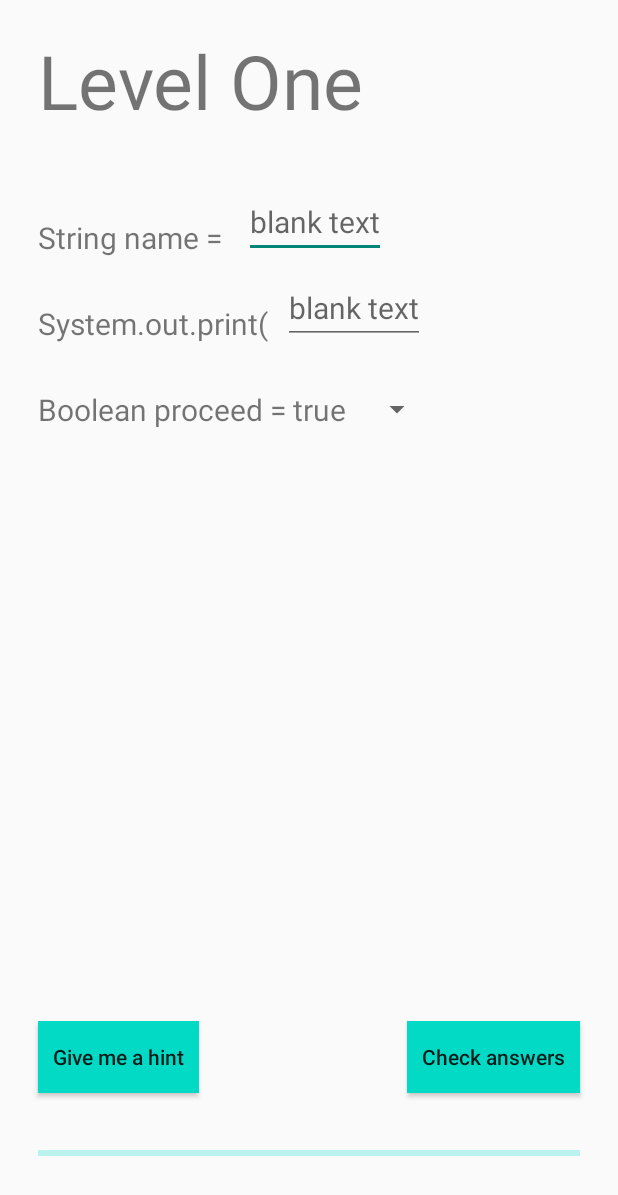
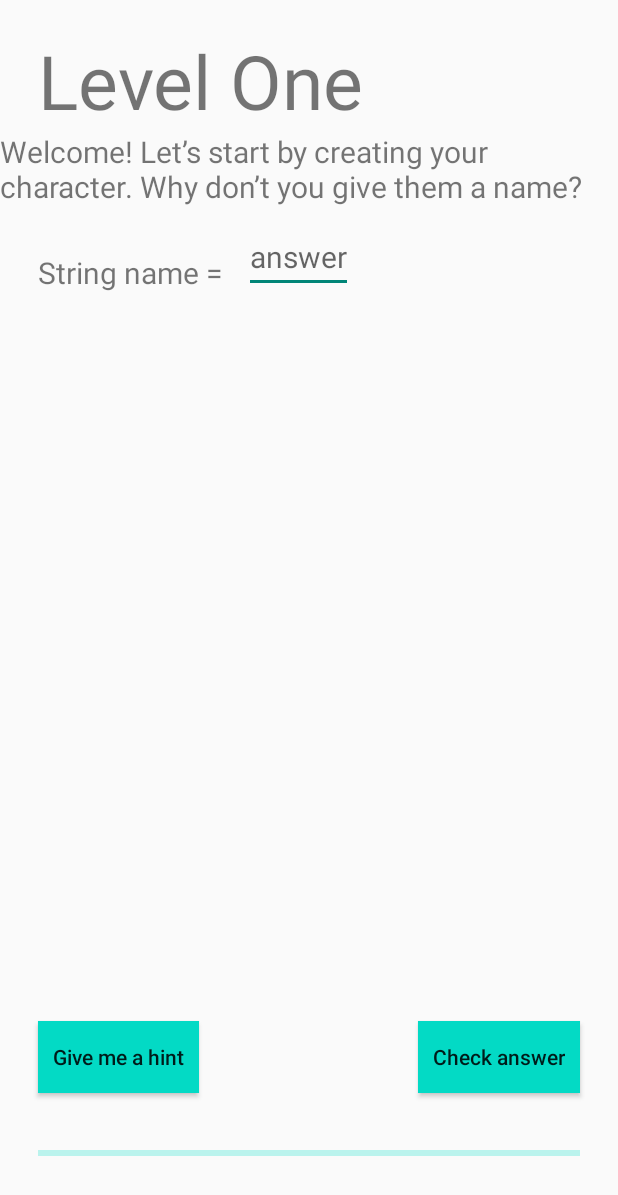
Before and after one commit to DerekMarshall855/CP470_Final_Project, an Android app: the fragment GameControlsFragment shown on its own in the app's theme, on a phone screen of 412 x 824 dp. Shown: the top 1195 px of the screen. Run offline under Robolectric (Android 15) with nearby library versions, the phone set to English and light mode, and no system bars.

Commit message:
A lot of progress on level fragment

```diff
--- a/app/src/main/java/com/example/cp470_final_project/GameControlsFragment.java
+++ b/app/src/main/java/com/example/cp470_final_project/GameControlsFragment.java
@@ -15,10 +15,13 @@ import android.widget.EditText;
 import android.widget.ProgressBar;
 import android.widget.Spinner;
 import android.widget.TextView;
+import android.widget.Toast;
 
 import com.google.android.material.snackbar.Snackbar;
 import org.json.JSONException;
 import org.json.JSONObject;
+
+import java.util.ArrayList;
 
 /**
  * A simple {@link Fragment} subclass.
@@ -35,13 +38,16 @@ public class GameControlsFragment extends Fragment {
     // TODO: Rename and change types of parameters
     private String mParam1;
     private String mParam2;
-    TextView levelName, gameText1, gameText2, gameText3;
+    TextView levelName, gameText1, gameText2, gameText3, promptText;
     EditText gameAns1, gameAns2;
     Spinner gameAns3;
     Button hintButton, submitButton;
     ProgressBar completion;
     String[] promptsList, gameTextsList, answersList, hintsList;
-    String prompts, gameTexts, answers, hints;
+    String prompts, gameTexts, answers, hints, entry;
+    JSONObject levelValues,promptValues,answerValues,hintValues;
+    ArrayList<String> aList, hList;
+    Toast toast;
 
     public GameControlsFragment() {
         // Required empty public constructor
@@ -88,6 +94,7 @@ public class GameControlsFragment extends Fragment {
 
         //Getting items
         levelName = view.findViewById(R.id.levelTitle);
+        promptText = view.findViewById(R.id.promptText);
         gameText1 = view.findViewById(R.id.gameText1);
         gameText2 = view.findViewById(R.id.gameText2);
         gameText3 = view.findViewById(R.id.gameText3);
@@ -111,17 +118,29 @@ public class GameControlsFragment extends Fragment {
         Log.i("Fragment", "Got lists");
 
         //Setting text for level
-        JSONObject levelValues;
+
         levelName.setText(R.string.level + level);
+        aList = new ArrayList<String>();
+        hList = new ArrayList<String>();
         try {
             levelValues = new JSONObject(gameTexts);
             gameText1.setText(levelValues.getString("1"));
             gameText2.setText(levelValues.getString("2"));
             gameText3.setText(levelValues.getString("3"));
+            promptValues = new JSONObject(prompts);
+            promptText.setText(promptValues.getString("1"));
+            answerValues = new JSONObject(answers);
+            aList.add(answerValues.getString("1"));
+            aList.add(answerValues.getString("2"));
+            aList.add(answerValues.getString("3"));
+            hintValues = new JSONObject(hints);
+            hList.add(hintValues.getString("1"));
+            hList.add(hintValues.getString("2"));
+            hList.add(hintValues.getString("3"));
         } catch (JSONException e) {
             e.printStackTrace();
         }
-
+        entry = "";
 
         //Listeners
         hintButton.setOnClickListener(new View.OnClickListener() {
@@ -135,7 +154,17 @@ public class GameControlsFragment extends Fragment {
             @Override
             public void onClick(View v) {
                 //if answers are right --> display congrats page/dialog/whatever, if not show toast to retry
-
+                toast = Toast.makeText(getActivity(), R.string.correct, Toast.LENGTH_LONG);
+                if(gameText2.getVisibility() != View.VISIBLE){
+                    entry = gameAns1.getText().toString();
+                    if (entry == aList.get(0) || aList.get(0) == " "){
+                        toast.show();
+                    } else {
+                        Log.i("Fragment", aList.get(0));
+                        toast = Toast.makeText(getActivity(), R.string.wrong, Toast.LENGTH_LONG);
+                        toast.show();
+                    }
+                }
             }//end onClick
 
         });//end listener
--- a/app/src/main/res/layout/fragment_game_controls.xml
+++ b/app/src/main/res/layout/fragment_game_controls.xml
@@ -56,7 +56,8 @@
         android:layout_marginStart="25dp"
         android:layout_marginTop="30dp"
         android:text="@string/hello_blank_fragment"
-        android:textSize="20sp" />
+        android:textSize="20sp"
+        android:visibility="invisible"/>
 
     <EditText
         android:id="@+id/enterText2"
@@ -70,7 +71,8 @@
         android:autofillHints="@string/hello_blank_fragment"
         android:hint="@string/hello_blank_fragment"
         android:inputType="text"
-        android:textSize="20sp" />
+        android:textSize="20sp"
+        android:visibility="invisible"/>
 
     <TextView
         android:id="@+id/gameText3"
@@ -80,7 +82,8 @@
         android:layout_marginStart="25dp"
         android:layout_marginTop="30dp"
         android:text="@string/hello_blank_fragment"
-        android:textSize="20sp" />
+        android:textSize="20sp"
+        android:visibility="invisible"/>
 
     <Spinner
         android:id="@+id/dropSelect1"
@@ -92,7 +95,8 @@
         android:layout_marginTop="30dp"
         android:layout_marginEnd="25dp"
         android:layout_toEndOf="@id/gameText3"
-        android:textSize="20sp" />
+        android:textSize="20sp"
+        android:visibility="invisible"/>
 
     <Button
         android:id="@+id/hintButton"
--- a/app/src/main/res/values/arrays.xml
+++ b/app/src/main/res/values/arrays.xml
@@ -11,7 +11,7 @@
     </string-array>
 
     <string-array name="promptList">
-        <item>{\"1\":\"Welcome! Let’s start by creating your character. Why don’t you give them a name?\", \"2\":"Now let’s show that name off by printing it to the screen!\", \"3\":\"Before we go any further, we should double check that everything’s okay. What’s wrong with this line?\"}</item>
+        <item>{\"1\":\"Welcome! Let’s start by creating your character. Why don’t you give them a name?\", \"2\":\"Now let’s show that name off by printing it to the screen!\", \"3\":\"Before we go any further, we should double check that everything’s okay. What’s wrong with this line?\"}</item>
         <item>{\"1\":\"\", \"2\":\"\", \"3\":\"\"}</item>
     </string-array>
 
--- a/app/src/main/res/values/strings.xml
+++ b/app/src/main/res/values/strings.xml
@@ -11,11 +11,13 @@
     <string name="Help">Help</string>
     <string name="level">Level</string>
     <string name="hint">Give me a hint</string>
-    <string name="submit">Check answers</string>
-    <string name="hello_blank_fragment">blank text</string>
+    <string name="submit">Check answer</string>
+    <string name="hello_blank_fragment">answer</string>
     <string name="controls">Controls</string>
     <string name="level_select">Level Select</string>
     <string name="level_1">Level One</string>
     <string name="level_2">Level Two</string>
     <string name="level_3">Level Three</string>
+    <string name="correct">That\'s right, good job!</string>
+    <string name="wrong">That\'s not quite right, try again.</string>
 </resources>
```
Also changed, not shown: 1 other file.
